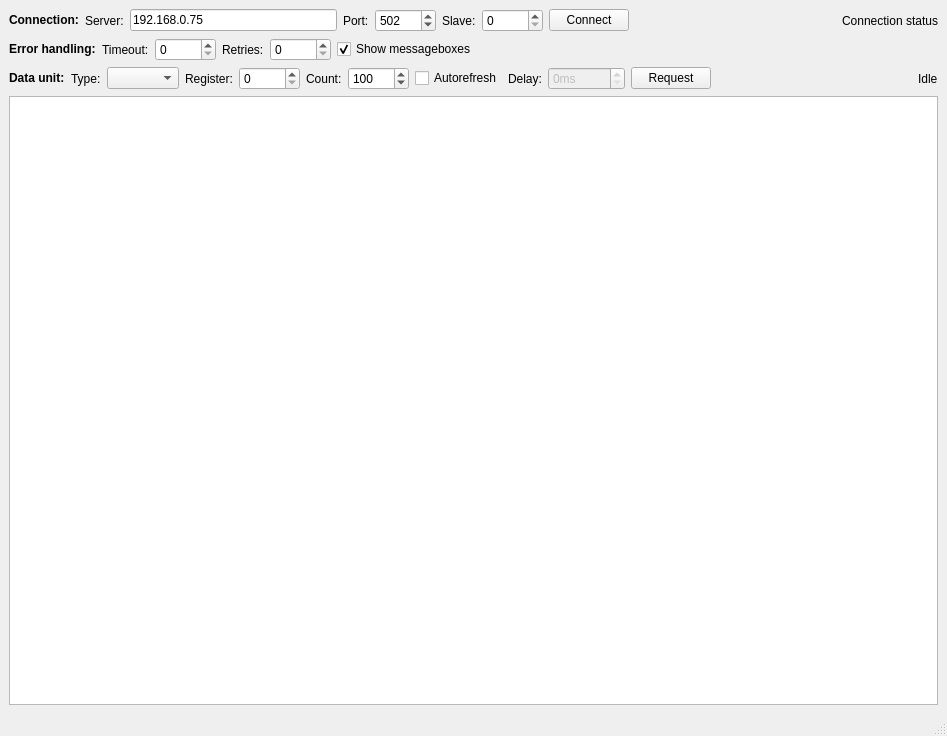
Before: the Qt Designer form mainwindow.ui in 0xFEEDC0DE64/qtmodbustester, drawn with Qt 5.
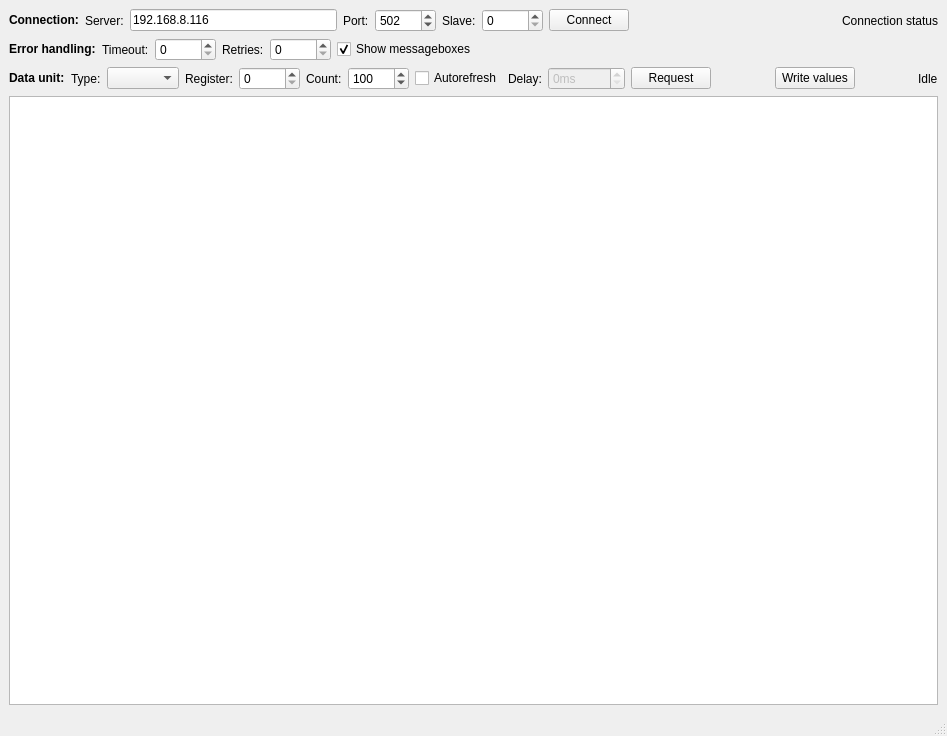
After: the same form once the commit is applied.

Commit message: Write values dialog preparations

```diff
--- a/mainwindow.ui
+++ b/mainwindow.ui
@@ -37,7 +37,7 @@
       <item>
        <widget class="QLineEdit" name="lineEditServer">
         <property name="text">
-         <string>192.168.0.75</string>
+         <string>192.168.8.116</string>
         </property>
        </widget>
       </item>
@@ -287,6 +287,26 @@
         </property>
        </spacer>
       </item>
+      <item>
+       <widget class="QPushButton" name="pushButtonWrite">
+        <property name="text">
+         <string>Write values</string>
+        </property>
+       </widget>
+      </item>
+      <item>
+       <spacer name="horizontalSpacer_4">
+        <property name="orientation">
+         <enum>Qt::Horizontal</enum>
+        </property>
+        <property name="sizeHint" stdset="0">
+         <size>
+          <width>40</width>
+          <height>20</height>
+         </size>
+        </property>
+       </spacer>
+      </item>
       <item>
        <widget class="QLabel" name="labelRequestStatus">
         <property name="text">
```
The commit also changes 9 other files.
